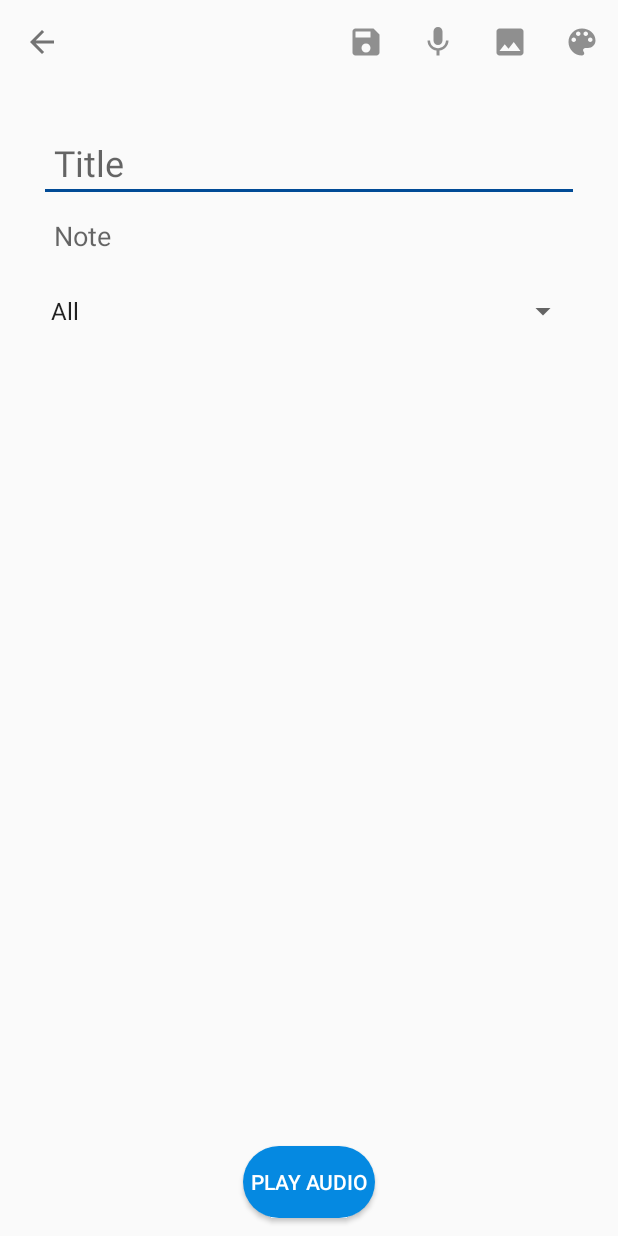
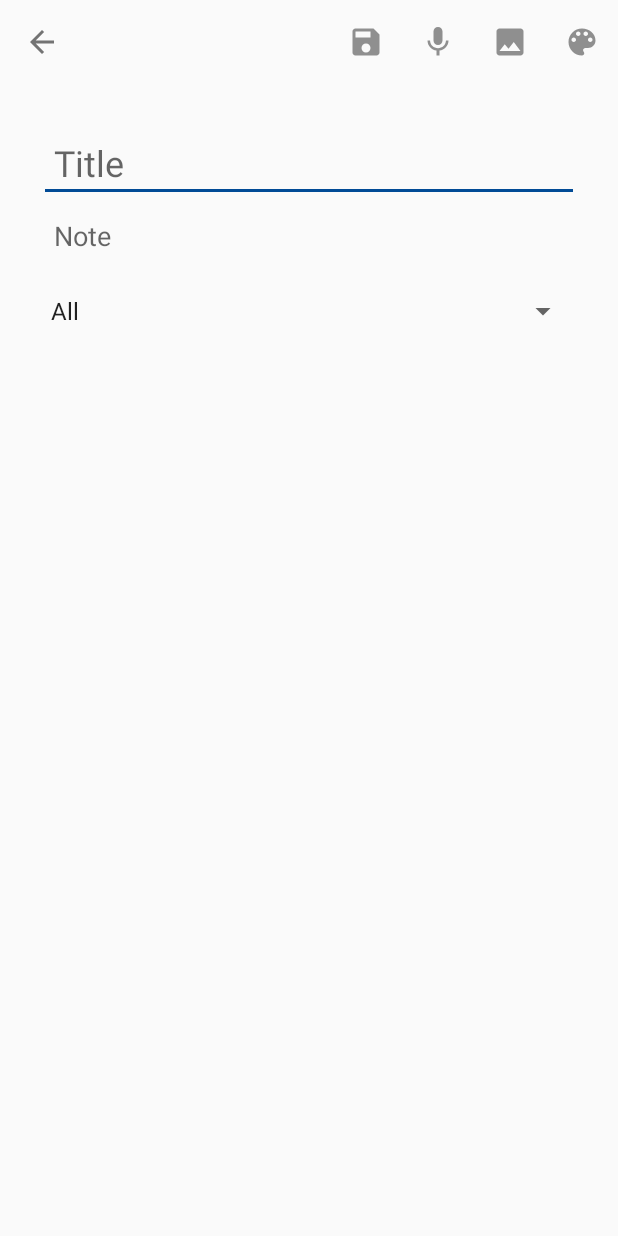
Before and after one commit to chrisyees/SimpleNote, an Android app: the NewNote screen opened directly, with no data from a screen before it, on a phone screen of 412 x 824 dp. Run offline under Robolectric (Android 15) with nearby library versions, the phone set to English and light mode, and no system bars; our stand-ins replace Firebase (no records; nobody signed in at launch, a user with empty details on screens opened directly).

Commit message:
Made play recording button contextual

```diff
--- a/src/app/src/main/res/layout/activity_new_note.xml
+++ b/src/app/src/main/res/layout/activity_new_note.xml
@@ -109,6 +109,7 @@
         android:background="@drawable/button_style"
         android:text="Play Audio"
         android:textColor="#ffffff"
+        android:visibility="gone"
         app:layout_constraintBottom_toBottomOf="parent"
         app:layout_constraintEnd_toEndOf="parent"
         app:layout_constraintStart_toStartOf="parent" />
```
Also changed, not shown: src/app/src/main/java/com/cs180/simplenote/simplenoteapp/NewNote.java (+9 -2 lines).
